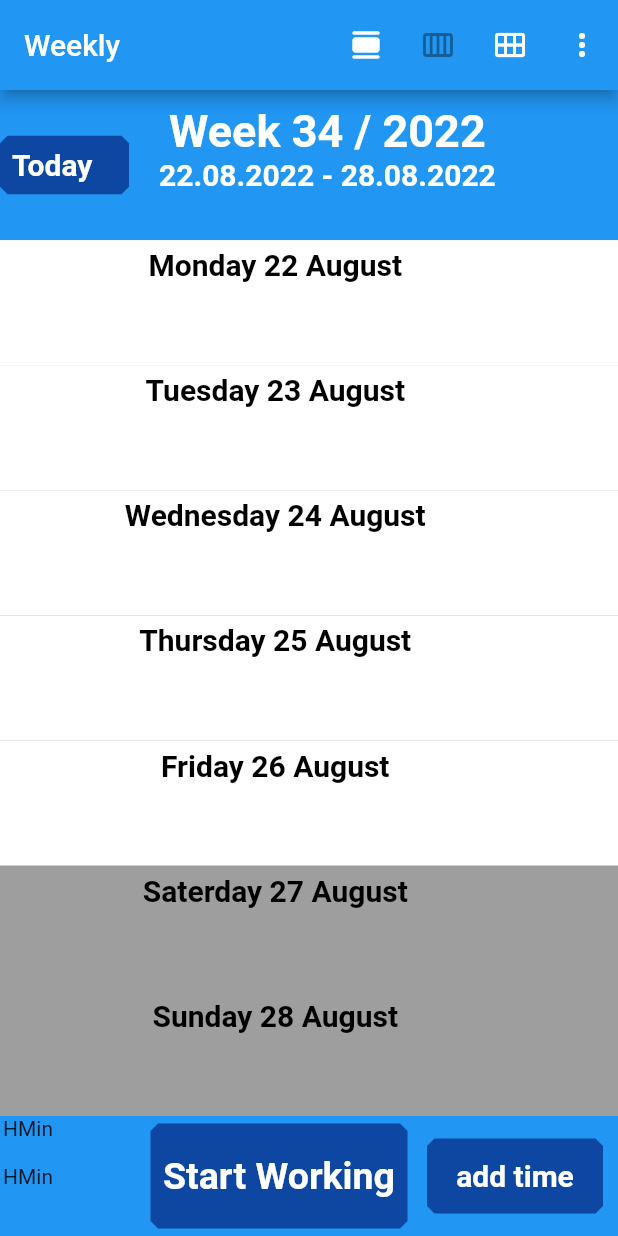
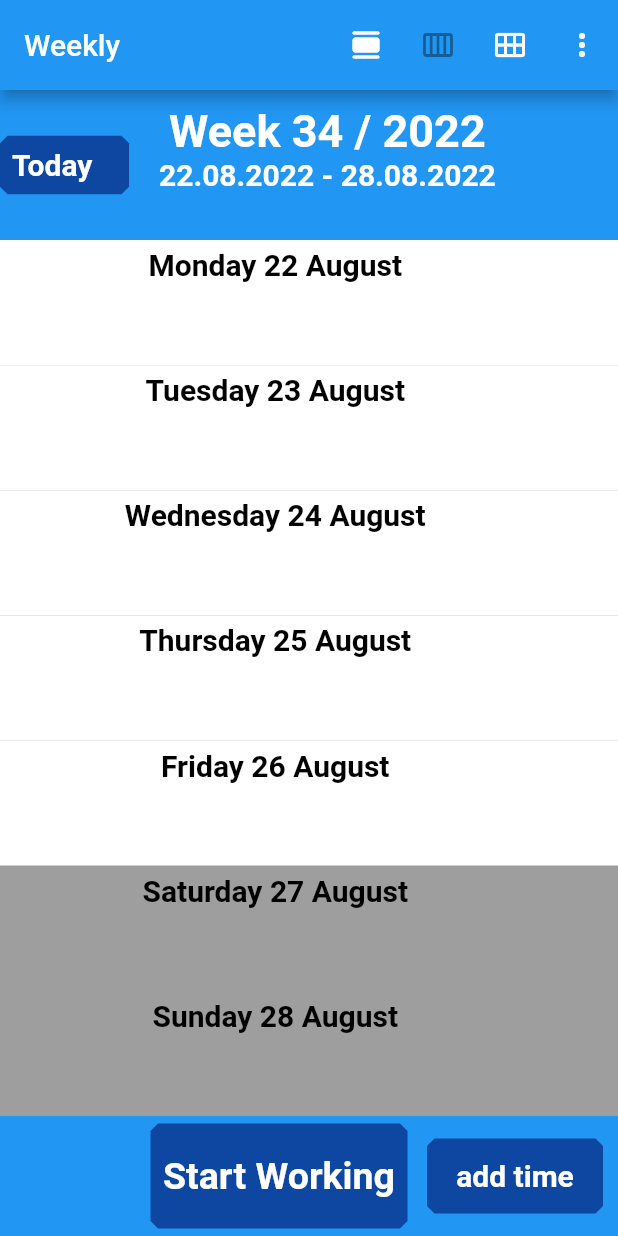
Before and after one commit to rdemont/TimeKeeperV2, a Flutter app: the screen it shows after launch, after a tap on the "calendar view week" icon, on a phone screen of 412 x 824 dp. Run offline on Flutter 3.47's test engine with Material 2 defaults, Android fonts, the phone set to English and light mode, and no system bars; our stand-ins replace flutter_slidable, hive, hive_flutter, share_plus, shared_preferences; missing offline and left inert: flutter_date_picker_timeline; accounts and stored records are empty; generated files the repository leaves out were written again.

Commit message:
small change

```diff
--- a/lib/business/time_slot.dart
+++ b/lib/business/time_slot.dart
@@ -65,7 +65,9 @@ class TimeSlot extends HiveObject with Comparable {
   }
 
   int get minutes {
-    return int.parse(ISOEndTime) - int.parse(ISOStartTime);
+    return ((endTime.hour * 60) + endTime.minute) -
+        ((startTime.hour * 60) + startTime.minute);
+    //return int.parse(ISOEndTime) - int.parse(ISOStartTime);
   }
 
   @override
--- a/lib/utils/date_extensions.dart
+++ b/lib/utils/date_extensions.dart
@@ -154,4 +154,44 @@ extension DateWeekExtensions on DateTime {
     }
     return "NDEF";
   }
+
+  String dayName(BuildContext context) {
+    switch (weekday) {
+      case DateTime.monday:
+        return AppLocalizations.of(context)!.monday_long;
+      case DateTime.tuesday:
+        return AppLocalizations.of(context)!.tuesday_long;
+      case DateTime.wednesday:
+        return AppLocalizations.of(context)!.wednesday_long;
+      case DateTime.thursday:
+        return AppLocalizations.of(context)!.thursday_long;
+      case DateTime.friday:
+        return AppLocalizations.of(context)!.friday_long;
+      case DateTime.saturday:
+        return AppLocalizations.of(context)!.saturday_long;
+      case DateTime.sunday:
+        return AppLocalizations.of(context)!.sunday_long;
+    }
+    return "NDEF";
+  }
+
+  String dayNameShort(BuildContext context) {
+    switch (weekday) {
+      case DateTime.monday:
+        return AppLocalizations.of(context)!.monday_short;
+      case DateTime.tuesday:
+        return AppLocalizations.of(context)!.tuesday_short;
+      case DateTime.wednesday:
+        return AppLocalizations.of(context)!.wednesday_short;
+      case DateTime.thursday:
+        return AppLocalizations.of(context)!.thursday_short;
+      case DateTime.friday:
+        return AppLocalizations.of(context)!.friday_short;
+      case DateTime.saturday:
+        return AppLocalizations.of(context)!.saturday_short;
+      case DateTime.sunday:
+        return AppLocalizations.of(context)!.sunday_short;
+    }
+    return "NDEF";
+  }
 }
--- a/lib/utils/utils.dart
+++ b/lib/utils/utils.dart
@@ -130,7 +130,7 @@ class Utils {
     }
     return "unknow";
   }
-
+/*
   String dayOftheWeekLong(DateTime dt) {
     switch (dt.weekday) {
       case DateTime.monday:
@@ -150,4 +150,5 @@ class Utils {
     }
     return "unknow";
   }
+*/
 }
--- a/lib/widget/base_page.dart
+++ b/lib/widget/base_page.dart
@@ -22,8 +22,4 @@ abstract class BaseState<T extends BasePage> extends State {
   Locale? getLocale() {
     return BaseApp.of(context)!.getLocale();
   }
-
-  AppLocalizations? translate() {
-    return AppLocalizations.of(context);
-  }
 }
--- a/lib/widget/context_footer.dart
+++ b/lib/widget/context_footer.dart
@@ -1,4 +1,5 @@
 import 'package:flutter/material.dart';
+import 'package:flutter/rendering.dart';
 
 import 'package:timekeeperv2/main.dart';
 import 'package:timekeeperv2/utils/date_extensions.dart';
@@ -42,9 +43,11 @@ class _ContextFooterWidget extends State<ContextFooterWidget> {
     int minutes = widget.timeSlotList.minutes;
 
     Application.instance.isWorking().then((value) {
-      setState(() {
-        _isWorking = value;
-      });
+      if (_isWorking != value) {
+        setState(() {
+          _isWorking = value;
+        });
+      }
     });
 
     return Row(children: [
@@ -53,12 +56,57 @@ class _ContextFooterWidget extends State<ContextFooterWidget> {
         padding: EdgeInsets.fromLTRB(2, 0, 0, 0),
         child: Align(
             alignment: AlignmentDirectional.centerStart,
-            child: Column(children: [
-              Text(AppLocalizations.of(context)!.hours_minutes_short),
-              Text(Utils.instance.humainReadableMinutesPerHour(minutes)),
-              Text(AppLocalizations.of(context)!.hours_minutes_short),
-              Text(Utils.instance.humainReadableDecimalPerHour(minutes))
-            ])),
+            child: minutes > 0
+                ? Container(
+                    padding: EdgeInsets.fromLTRB(10, 5, 5, 0),
+                    alignment: AlignmentDirectional.topStart,
+                    width: (widget.width / 3) - 40,
+                    child: Column(children: [
+                      Container(
+                          padding: EdgeInsets.fromLTRB(5, 0, 0, 0),
+                          color: Colors.white,
+                          width: (widget.width / 3) - 40,
+                          child: Text(
+                              AppLocalizations.of(context)!.hours_minutes_short,
+                              style: TextStyle(
+                                  fontWeight: FontWeight.normal,
+                                  fontSize: 10,
+                                  color: Colors.black))),
+                      Container(
+                          padding: EdgeInsets.fromLTRB(5, 0, 0, 0),
+                          color: Colors.white,
+                          width: (widget.width / 3) - 40,
+                          child: Text(
+                              Utils.instance
+                                  .humainReadableMinutesPerHour(minutes),
+                              style: TextStyle(
+                                  fontWeight: FontWeight.bold,
+                                  fontSize: 15,
+                                  color: Colors.black))),
+                      Container(height: 10),
+                      Container(
+                          padding: EdgeInsets.fromLTRB(5, 0, 0, 0),
+                          color: Colors.white,
+                          width: (widget.width / 3) - 40,
+                          child: Text(
+                              AppLocalizations.of(context)!.hours_minutes_short,
+                              style: TextStyle(
+                                  fontWeight: FontWeight.normal,
+                                  fontSize: 10,
+                                  color: Colors.black))),
+                      Container(
+                          padding: EdgeInsets.fromLTRB(5, 0, 0, 0),
+                          color: Colors.white,
+                          width: (widget.width / 3) - 40,
+                          child: Text(
+                              Utils.instance
+                                  .humainReadableDecimalPerHour(minutes),
+                              style: TextStyle(
+                                  fontWeight: FontWeight.bold,
+                                  fontSize: 15,
+                                  color: Colors.black)))
+                    ]))
+                : null),
       ),
       Container(
           width: (widget.width / 3) + 40,
--- a/lib/widget/context_main.dart
+++ b/lib/widget/context_main.dart
@@ -167,8 +167,7 @@ class _ContextMainWidget extends State<ContextMainWidget> {
             alignment: AlignmentDirectional.centerStart,
             padding: EdgeInsets.fromLTRB(10, 5, 50, 5),
             child: Column(children: [
-              Text(
-                  "${Utils.instance.dayOftheWeekLong(dt)} ${dt.day} ${dt.formated("MMMM")} ",
+              Text("${dt.dayName(context)} ${dt.day} ${dt.formated("MMMM")} ",
                   style: TextStyle(
                       fontWeight: FontWeight.bold,
                       fontSize: 20,
--- a/lib/widget/main_page.dart
+++ b/lib/widget/main_page.dart
@@ -100,9 +100,9 @@ class _MainPageState extends BaseState<MainPage> {
     switch (_viewType) {
       case ViewType.VIEW_TYPE_DAILY:
         TimeSlotHelper().perDate(dt.year, dt.month, dt.day).then((value) {
-          setState(() {
-            _timeSlotList = value;
-          });
+          //setState(() {
+          _timeSlotList = value;
+          //});
         });
         _btnDailyVisible = false;
         _btnWeeklyVisible = true;
```
